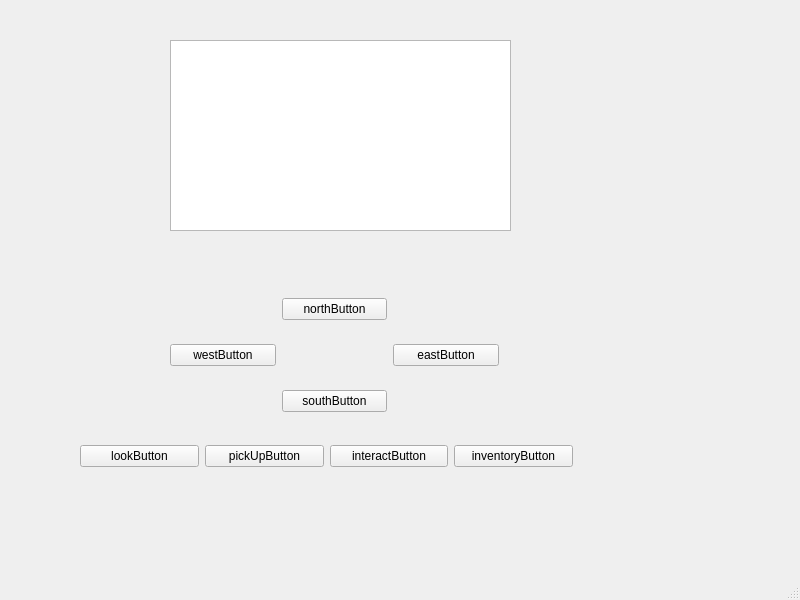
First picture: the form in mainwindow.ui, repository AndrewJaffray/JaffZork, before the edit.
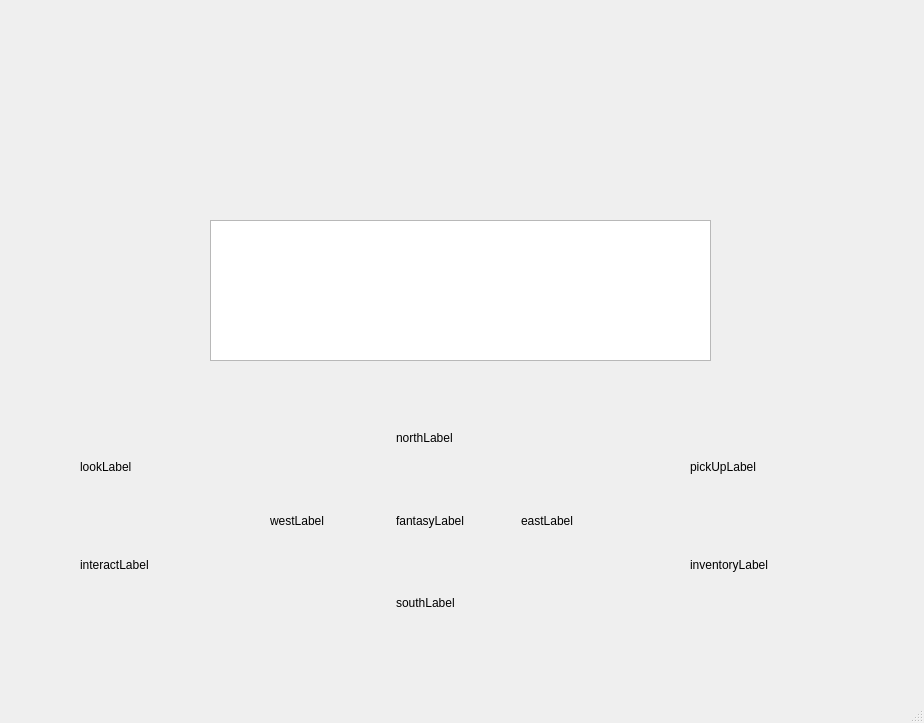
Second picture: the form after the edit.

Diff of the .ui file:
```diff
--- a/mainwindow.ui
+++ b/mainwindow.ui
@@ -6,8 +6,8 @@
    <rect>
     <x>0</x>
     <y>0</y>
-    <width>800</width>
-    <height>600</height>
+    <width>924</width>
+    <height>723</height>
    </rect>
   </property>
   <property name="windowTitle">
@@ -17,38 +17,45 @@
    <widget class="QWidget" name="gridLayoutWidget">
     <property name="geometry">
      <rect>
-      <x>170</x>
-      <y>280</y>
-      <width>329</width>
-      <height>151</height>
+      <x>270</x>
+      <y>400</y>
+      <width>371</width>
+      <height>241</height>
      </rect>
     </property>
     <layout class="QGridLayout" name="gridLayout">
-     <item row="0" column="1">
-      <widget class="QPushButton" name="northButton">
+     <item row="1" column="1">
+      <widget class="QLabel" name="northLabel">
        <property name="text">
-        <string>northButton</string>
+        <string>northLabel</string>
        </property>
       </widget>
      </item>
-     <item row="1" column="2">
-      <widget class="QPushButton" name="eastButton">
+     <item row="3" column="0">
+      <widget class="QLabel" name="westLabel">
        <property name="text">
-        <string>eastButton</string>
+        <string>westLabel</string>
        </property>
       </widget>
      </item>
-     <item row="1" column="0">
-      <widget class="QPushButton" name="westButton">
+     <item row="4" column="1">
+      <widget class="QLabel" name="southLabel">
        <property name="text">
-        <string>westButton</string>
+        <string>southLabel</string>
        </property>
       </widget>
      </item>
-     <item row="2" column="1">
-      <widget class="QPushButton" name="southButton">
+     <item row="3" column="2">
+      <widget class="QLabel" name="eastLabel">
        <property name="text">
-        <string>southButton</string>
+        <string>eastLabel</string>
+       </property>
+      </widget>
+     </item>
+     <item row="3" column="1">
+      <widget class="QLabel" name="fantasyLabel">
+       <property name="text">
+        <string>fantasyLabel</string>
        </property>
       </widget>
      </item>
@@ -57,48 +64,60 @@
    <widget class="QTextEdit" name="textDisplay">
     <property name="geometry">
      <rect>
-      <x>170</x>
-      <y>40</y>
-      <width>341</width>
+      <x>210</x>
+      <y>220</y>
+      <width>501</width>
+      <height>141</height>
+     </rect>
+    </property>
+   </widget>
+   <widget class="QWidget" name="verticalLayoutWidget">
+    <property name="geometry">
+     <rect>
+      <x>690</x>
+      <y>420</y>
+      <width>141</width>
       <height>191</height>
      </rect>
     </property>
+    <layout class="QVBoxLayout" name="verticalLayout">
+     <item>
+      <widget class="QLabel" name="pickUpLabel">
+       <property name="text">
+        <string>pickUpLabel</string>
+       </property>
+      </widget>
+     </item>
+     <item>
+      <widget class="QLabel" name="inventoryLabel">
+       <property name="text">
+        <string>inventoryLabel</string>
+       </property>
+      </widget>
+     </item>
+    </layout>
    </widget>
    <widget class="QWidget" name="horizontalLayoutWidget">
     <property name="geometry">
      <rect>
       <x>80</x>
-      <y>440</y>
-      <width>493</width>
-      <height>32</height>
+      <y>420</y>
+      <width>131</width>
+      <height>191</height>
      </rect>
     </property>
-    <layout class="QHBoxLayout" name="horizontalLayout">
+    <layout class="QVBoxLayout" name="verticalLayout_2">
      <item>
-      <widget class="QPushButton" name="lookButton">
+      <widget class="QLabel" name="lookLabel">
        <property name="text">
-        <string>lookButton</string>
+        <string>lookLabel</string>
        </property>
       </widget>
      </item>
      <item>
-      <widget class="QPushButton" name="pickUpButton">
+      <widget class="QLabel" name="interactLabel">
        <property name="text">
-        <string>pickUpButton</string>
-       </property>
-      </widget>
-     </item>
-     <item>
-      <widget class="QPushButton" name="interactButton">
-       <property name="text">
-        <string>interactButton</string>
-       </property>
-      </widget>
-     </item>
-     <item>
-      <widget class="QPushButton" name="inventoryButton">
-       <property name="text">
-        <string>inventoryButton</string>
+        <string>interactLabel</string>
        </property>
       </widget>
      </item>
```
Left out of the diff: 4 changed lines with no effect on the pictures.
